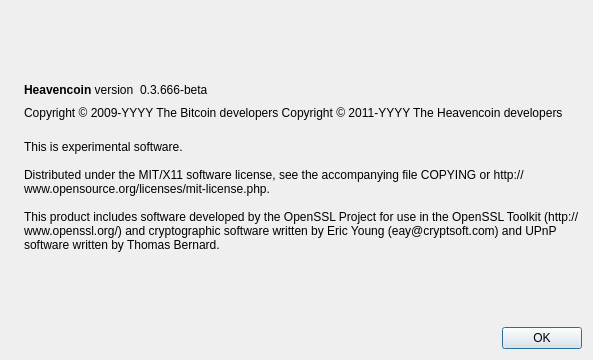
Old version of the form src/qt/forms/aboutdialog.ui in the repository Heavencoin/heavencoin.
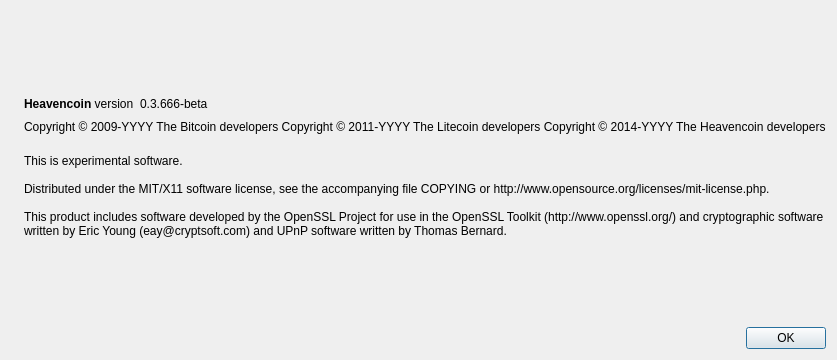
New version of the form. Icons and pictures are not drawn.

Diff of the .ui file:
```diff
--- a/src/qt/forms/aboutdialog.ui
+++ b/src/qt/forms/aboutdialog.ui
@@ -92,7 +92,8 @@
        </property>
        <property name="text">
         <string notr="true">Copyright &amp;copy; 2009-YYYY The Bitcoin developers
-Copyright &amp;copy; 2011-YYYY The Heavencoin developers</string>
+Copyright &amp;copy; 2011-YYYY The Litecoin developers
+Copyright &amp;copy; 2014-YYYY The Heavencoin developers</string>
        </property>
        <property name="textFormat">
         <enum>Qt::RichText</enum>
```
